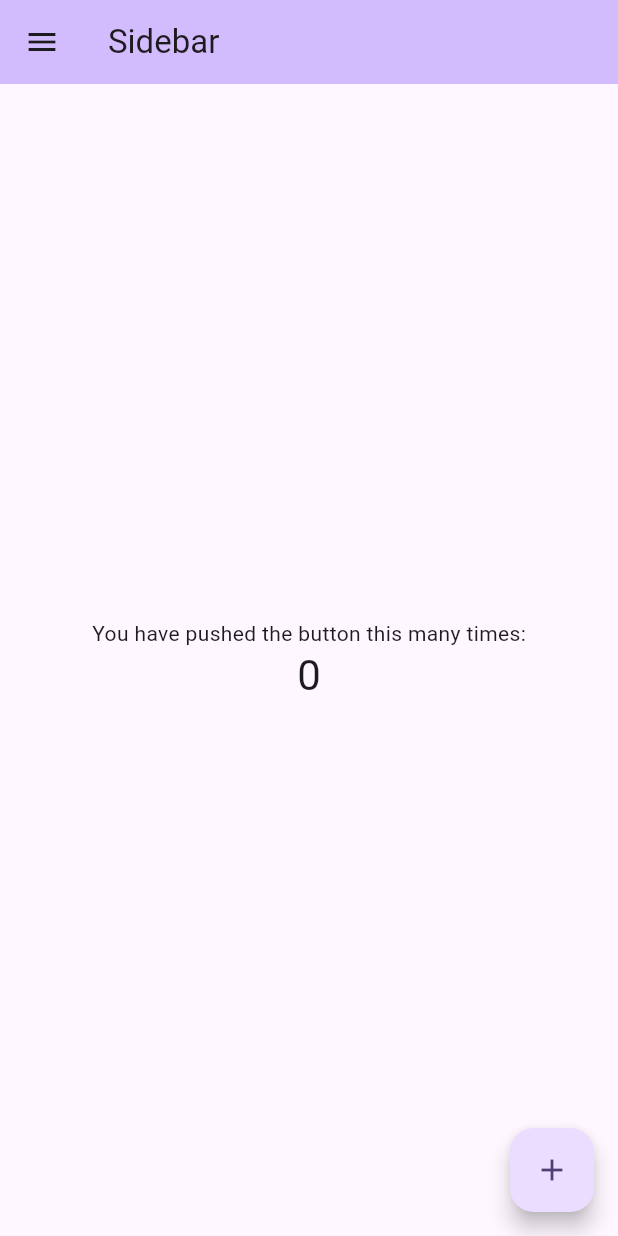
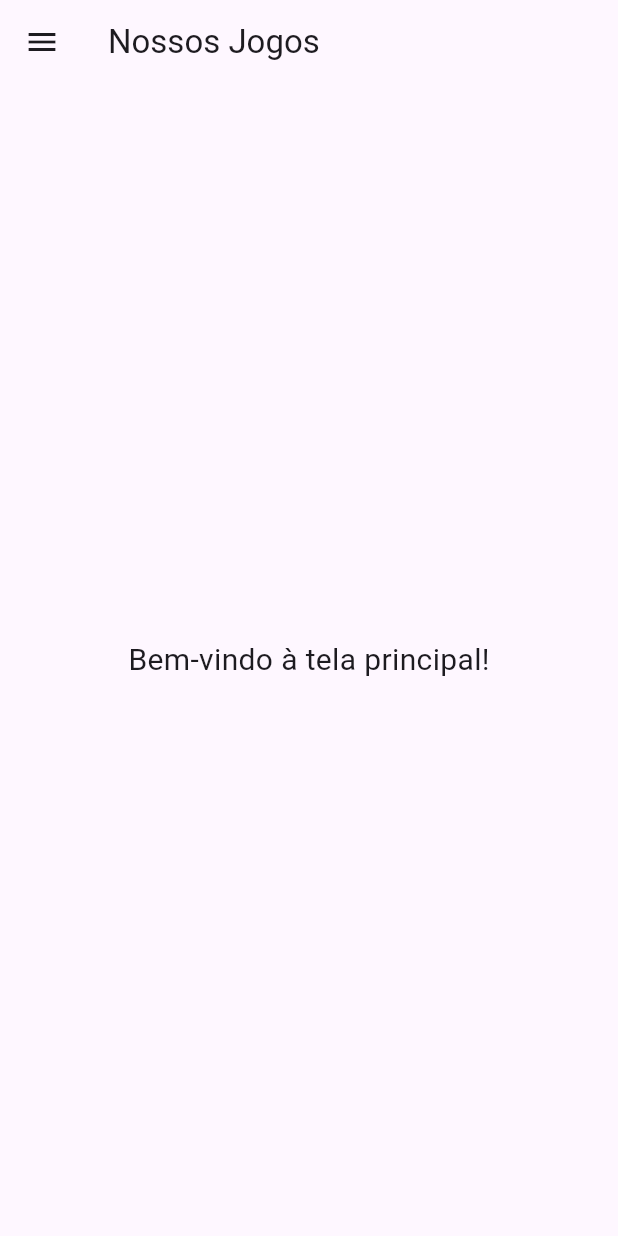
Before and after one commit to Vitoria-csantos/PdM-mostra2025, a Flutter app: the screen it shows after launch, on a phone screen of 412 x 824 dp. Run offline on Flutter 3.47's test engine with Material 3 defaults, Android fonts, the phone set to English and light mode, and no system bars.

Commit message:
atualização

```diff
--- a/appjogos/lib/main.dart
+++ b/appjogos/lib/main.dart
@@ -8,25 +8,20 @@ void main() {
 class MyApp extends StatelessWidget {
   const MyApp({super.key});
 
-  // This widget is the root of your application.
   @override
   Widget build(BuildContext context) {
     return MaterialApp(
-      title: 'Flutter Demo',
+      title: 'Nossos Jogos',
       theme: ThemeData(
-
         colorScheme: ColorScheme.fromSeed(seedColor: Colors.deepPurple),
       ),
-      home: const MyHomePage(title: 'Nossos jogos'),
+      home: const MyHomePage(title: 'Nossos Jogos'),
     );
   }
 }
 
 class MyHomePage extends StatefulWidget {
   const MyHomePage({super.key, required this.title});
-
-
-
   final String title;
 
   @override
@@ -34,44 +29,18 @@ class MyHomePage extends StatefulWidget {
 }
 
 class _MyHomePageState extends State<MyHomePage> {
-  int _counter = 0;
-
-  void _incrementCounter() {
-    setState(() {
-
-      _counter++;
-    });
-  }
-
   @override
   Widget build(BuildContext context) {
-
     return Scaffold(
-      drawer: Navbar(),
       appBar: AppBar(
-
-        backgroundColor: Theme.of(context).colorScheme.inversePrimary,
-
-        title: Text('Sidebar'),
+        title: Text(widget.title),
       ),
-      body: Center(
-
-        child: Column(
-
-          mainAxisAlignment: MainAxisAlignment.center,
-          children: <Widget>[
-            const Text('You have pushed the button this many times:'),
-            Text(
-              '$_counter',
-              style: Theme.of(context).textTheme.headlineMedium,
-            ),
-          ],
+      drawer: const NavBar(), // Menu hambúrguer
+      body: const Center(
+        child: Text(
+          'Bem-vindo à tela principal!',
+          style: TextStyle(fontSize: 20),
         ),
-      ),
-      floatingActionButton: FloatingActionButton(
-        onPressed: _incrementCounter,
-        tooltip: 'Increment',
-        child: const Icon(Icons.add),
       ),
     );
   }
```
Also changed, not shown: appjogos/lib/navbar.dart (+34 -8 lines), appjogos/lib/secondpage.dart (added, +18 -0 lines).
